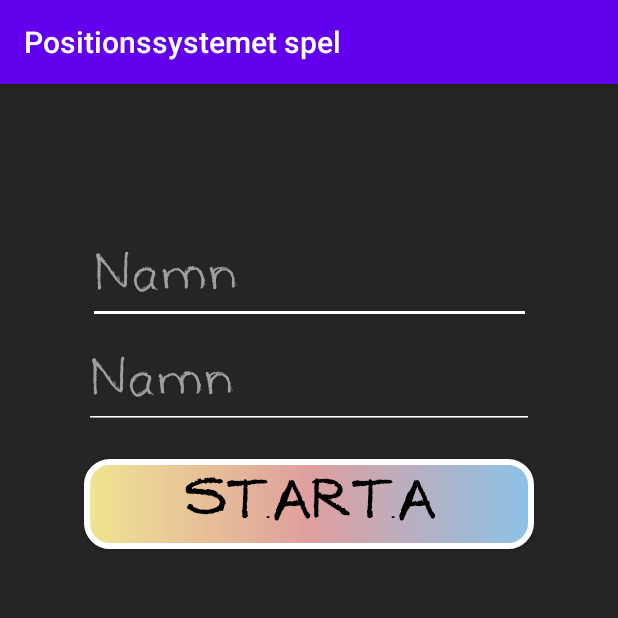
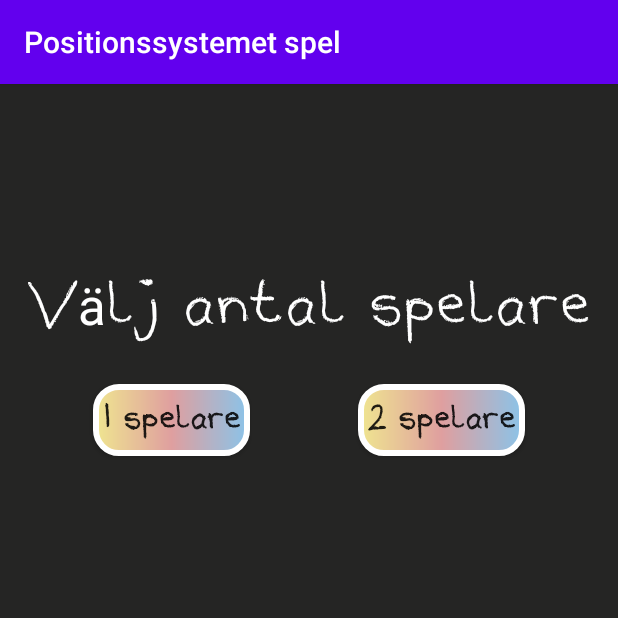
Before and after one commit to sarakluge/Mattespel, an Android app: the screen it shows after launch (MainActivity), on a phone screen of 412 x 824 dp, the top half of it. Run offline under Robolectric (Android 15) with nearby library versions, the phone set to English and light mode, and no system bars; Roboto replaces fonts that are not available here.

Commit message:
choose one or two players in main activity

```diff
--- a/app/src/main/java/com/example/positionssystemetspel/MainActivity.kt
+++ b/app/src/main/java/com/example/positionssystemetspel/MainActivity.kt
@@ -4,9 +4,10 @@ import android.content.Intent
 import androidx.appcompat.app.AppCompatActivity
 import android.os.Bundle
 import android.util.Log
+import android.view.View
 import android.widget.Button
 import android.widget.EditText
-
+import android.widget.TextView
 
 
 class MainActivity : AppCompatActivity() {
@@ -14,12 +15,21 @@ class MainActivity : AppCompatActivity() {
     lateinit var player1: EditText
     lateinit var player2: EditText
     lateinit var startButton: Button
+    lateinit var onePlayerButton: Button
+    lateinit var twoPlayerButton: Button
+    lateinit var textView: TextView
+    var players = 0
 
     override fun onCreate(savedInstanceState: Bundle?) {
         super.onCreate(savedInstanceState)
         setContentView(R.layout.activity_main)
 
         startButton = findViewById(R.id.startButton)
+        onePlayerButton = findViewById(R.id.onePlayerButton)
+        twoPlayerButton = findViewById(R.id.twoPlayerButton)
+        player1 = findViewById(R.id.player1Text)
+        player2 = findViewById(R.id.player2Text)
+        textView = findViewById(R.id.textView)
 
         startButton.setOnClickListener {
             startGameActivity()
@@ -27,14 +37,33 @@ class MainActivity : AppCompatActivity() {
         }
     }
 
+    fun onePlayer(view: View) {
+        player2.visibility = View.VISIBLE
+        startButton.visibility = View.VISIBLE
+        onePlayerButton.visibility = View.INVISIBLE
+        twoPlayerButton.visibility = View.INVISIBLE
+        textView.visibility = View.INVISIBLE
+        players = 1
+
+    }
+
+    fun twoPlayer(view: View) {
+        player1.visibility = View.VISIBLE
+        player2.visibility = View.VISIBLE
+        startButton.visibility = View.VISIBLE
+        onePlayerButton.visibility = View.INVISIBLE
+        twoPlayerButton.visibility = View.INVISIBLE
+        textView.visibility = View.INVISIBLE
+        players = 2
+    }
+
     fun startGameActivity() {
-        player1 = findViewById(R.id.player1Text)
-        player2 = findViewById(R.id.player2Text)
-
         val intent = Intent(this, GameActivity::class.java)
 
+        intent.putExtra("players", players)
         intent.putExtra("player1Name", player1.text.toString())
         intent.putExtra("player2Name", player2.text.toString())
         startActivity(intent)
     }
+
 }
--- a/app/src/main/res/layout/activity_main.xml
+++ b/app/src/main/res/layout/activity_main.xml
@@ -7,19 +7,34 @@
     android:background="#252524"
     tools:context=".MainActivity">
 
+    <TextView
+        android:id="@+id/textView"
+        android:layout_width="0dp"
+        android:layout_height="wrap_content"
+        android:layout_marginTop="125dp"
+        android:fontFamily="@font/lostandfound"
+        android:text="Välj antal spelare"
+        android:textAlignment="center"
+        android:textColor="#FFFFFF"
+        android:textSize="34sp"
+        app:layout_constraintEnd_toEndOf="parent"
+        app:layout_constraintStart_toStartOf="parent"
+        app:layout_constraintTop_toTopOf="parent" />
+
     <EditText
         android:id="@+id/player1Text"
         android:layout_width="295dp"
         android:layout_height="60dp"
-        android:layout_marginTop="100dp"
+        android:layout_marginTop="200dp"
+        android:backgroundTint="#FFFFFF"
         android:ems="10"
         android:fontFamily="@font/lostandfound"
         android:hint="Namn"
-        android:textColorHint="#A39F9F"
         android:inputType="textPersonName"
         android:textColor="#FFFFFF"
+        android:textColorHint="#A39F9F"
         android:textSize="30dp"
-        android:backgroundTint="#FFFFFF"
+        android:visibility="invisible"
         app:layout_constraintEnd_toEndOf="parent"
         app:layout_constraintStart_toStartOf="parent"
         app:layout_constraintTop_toTopOf="parent" />
@@ -29,14 +44,15 @@
         android:layout_width="300dp"
         android:layout_height="60dp"
         android:layout_marginTop="10dp"
+        android:backgroundTint="#FFFFFF"
         android:ems="10"
         android:fontFamily="@font/lostandfound"
         android:hint="Namn"
-        android:textColorHint="#A39F9F"
         android:inputType="textPersonName"
         android:textColor="#FFFFFF"
+        android:textColorHint="#A39F9F"
         android:textSize="30dp"
-        android:backgroundTint="#FFFFFF"
+        android:visibility="invisible"
         app:layout_constraintEnd_toEndOf="parent"
         app:layout_constraintStart_toStartOf="parent"
         app:layout_constraintTop_toBottomOf="@+id/player1Text" />
@@ -52,10 +68,42 @@
         android:textColor="#000000"
         android:textSize="30sp"
         android:textStyle="bold"
+        android:visibility="invisible"
         app:layout_constraintEnd_toEndOf="parent"
         app:layout_constraintStart_toStartOf="parent"
         app:layout_constraintTop_toBottomOf="@+id/player2Text" />
 
+    <Button
+        android:id="@+id/onePlayerButton"
+        android:layout_width="wrap_content"
+        android:layout_height="wrap_content"
+        android:layout_marginTop="200dp"
+        android:background="@drawable/button"
+        android:fontFamily="@font/lostandfound"
+        android:onClick="onePlayer"
+        android:text="1 spelare"
+        android:textAllCaps="false"
+        android:textSize="18sp"
+        android:textStyle="bold"
+        app:layout_constraintEnd_toStartOf="@+id/twoPlayerButton"
+        app:layout_constraintStart_toStartOf="parent"
+        app:layout_constraintTop_toTopOf="parent" />
+
+    <Button
+        android:id="@+id/twoPlayerButton"
+        android:layout_width="wrap_content"
+        android:layout_height="wrap_content"
+        android:layout_marginStart="10dp"
+        android:background="@drawable/button"
+        android:fontFamily="@font/lostandfound"
+        android:onClick="twoPlayer"
+        android:text="2 spelare"
+        android:textAllCaps="false"
+        android:textSize="18sp"
+        android:textStyle="bold"
+        app:layout_constraintBaseline_toBaselineOf="@+id/onePlayerButton"
+        app:layout_constraintEnd_toEndOf="parent"
+        app:layout_constraintStart_toEndOf="@+id/onePlayerButton" />
 
 
 </androidx.constraintlayout.widget.ConstraintLayout>
```
Also changed, not shown: app/src/main/java/com/example/positionssystemetspel/GameActivity.kt (+9 -4 lines), app/src/main/res/font/crayons.ttf (deleted), 1 other file.
